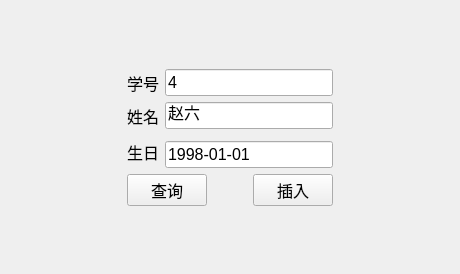
vectorxxxx/19-QT, file 12_MySQL/mysql/widget.ui: the form before one commit.
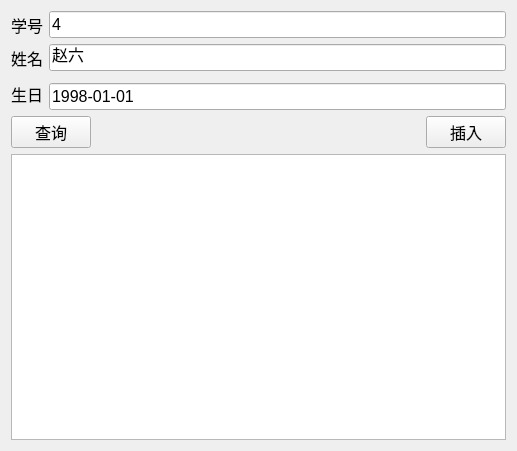
The form after the commit.

Commit message: feat: 【P15】15、MySQL数据库 【P16】16、QTableView 【P17】17、代码问题修复

The edit to the form file:
```diff
--- a/12_MySQL/mysql/widget.ui
+++ b/12_MySQL/mysql/widget.ui
@@ -6,43 +6,15 @@
    <rect>
     <x>0</x>
     <y>0</y>
-    <width>460</width>
-    <height>274</height>
+    <width>517</width>
+    <height>451</height>
    </rect>
   </property>
   <property name="windowTitle">
    <string>Widget</string>
   </property>
-  <layout class="QGridLayout" name="gridLayout_3">
-   <item row="0" column="0">
     <layout class="QGridLayout" name="gridLayout_2">
-     <item row="0" column="1">
-      <spacer name="verticalSpacer_2">
-       <property name="orientation">
-        <enum>Qt::Vertical</enum>
-       </property>
-       <property name="sizeHint" stdset="0">
-        <size>
-         <width>20</width>
-         <height>40</height>
-        </size>
-       </property>
-      </spacer>
-     </item>
-     <item row="1" column="0">
-      <spacer name="horizontalSpacer_2">
-       <property name="orientation">
-        <enum>Qt::Horizontal</enum>
-       </property>
-       <property name="sizeHint" stdset="0">
-        <size>
-         <width>40</width>
-         <height>20</height>
-        </size>
-       </property>
-      </spacer>
-     </item>
-     <item row="1" column="1">
+   <item row="0" column="0" colspan="2">
       <layout class="QVBoxLayout" name="verticalLayout">
        <item>
         <layout class="QGridLayout" name="gridLayout">
@@ -161,33 +133,8 @@
          </item>
         </layout>
        </item>
-      </layout>
-     </item>
-     <item row="1" column="2">
-      <spacer name="horizontalSpacer_3">
-       <property name="orientation">
-        <enum>Qt::Horizontal</enum>
-       </property>
-       <property name="sizeHint" stdset="0">
-        <size>
-         <width>40</width>
-         <height>20</height>
-        </size>
-       </property>
-      </spacer>
-     </item>
-     <item row="2" column="1">
-      <spacer name="verticalSpacer">
-       <property name="orientation">
-        <enum>Qt::Vertical</enum>
-       </property>
-       <property name="sizeHint" stdset="0">
-        <size>
-         <width>20</width>
-         <height>40</height>
-        </size>
-       </property>
-      </spacer>
+     <item>
+      <widget class="QTableView" name="tableView"/>
      </item>
     </layout>
    </item>
```
Lines whose indentation alone changed are shown as unchanged. The commit also changes 10 other files.
